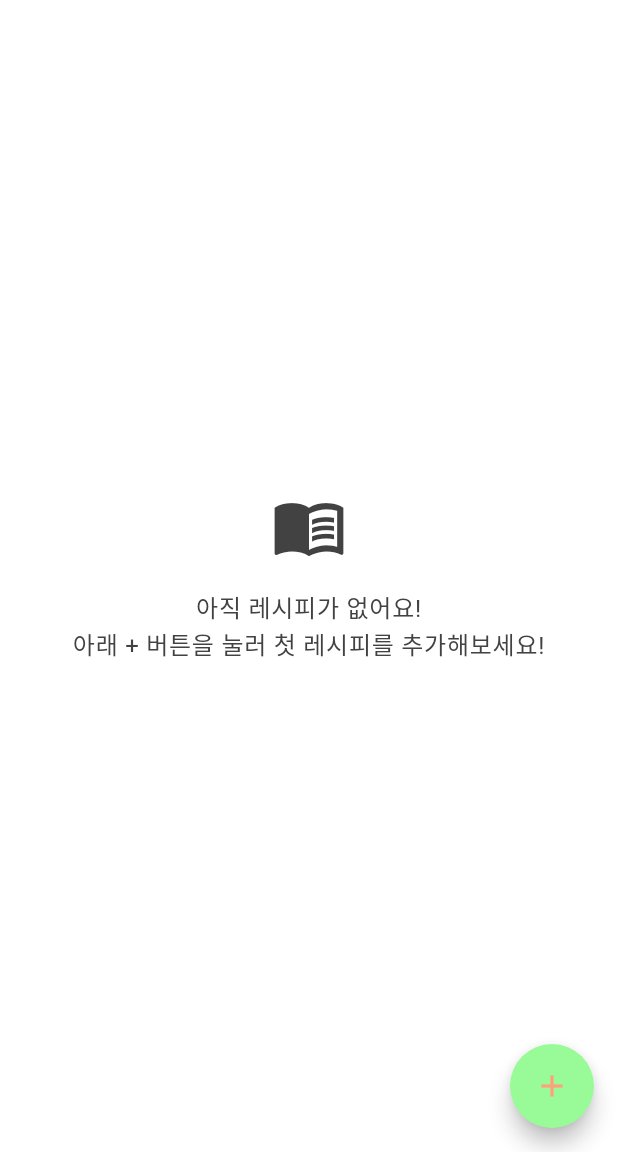
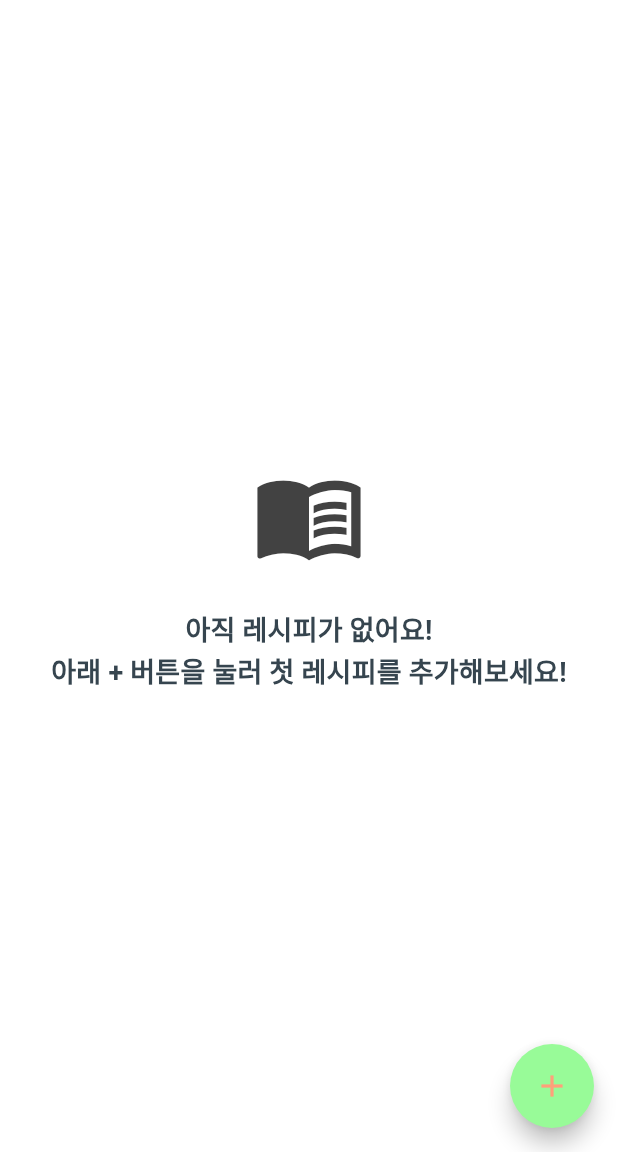
Before and after one commit to kdh4501/dr_bread_app, a Flutter app: the screen it shows once a user with an empty profile is signed in, on a phone screen of 412 x 824 dp, the part 84-1236 px from its top. Run offline on Flutter 3.47's test engine with Material 3 defaults, Android fonts, the phone set to English and light mode, and no system bars; our stand-ins replace bloc, cached_network_image, cloud_firestore, equatable, firebase_auth, firebase_core and 8 more; missing offline and left inert: firebase_app_check; accounts and stored records are empty.

Commit message:
feat 빈 상태(Empty State) 및 에러 상태(Error State) 화면 위젯 생성으로 적용

```diff
--- a/lib/features/recipe/presentation/screens/main_recipe_list_screen.dart
+++ b/lib/features/recipe/presentation/screens/main_recipe_list_screen.dart
@@ -19,6 +19,7 @@ import '../bloc/recipe_list_bloc.dart';
 import '../bloc/recipe_list_event.dart';
 import '../bloc/recipe_list_state.dart';
 import '../providers/recipe_list_provider.dart'; // RecipeListProvider 임포트
+import '../widgets/empty_error_state_widget.dart';
 import '../widgets/filter_bottom_sheet.dart';
 import '../widgets/recipe_card.dart'; // RecipeCard 위젯 임포트
 import 'add_recipe_screen.dart'; // 레시피 추가 화면 임포트
@@ -209,50 +210,38 @@ class _MainRecipeListScreenState extends State<MainRecipeListScreen> {
 
             // 에러 상태 처리
             if (state is RecipeListError) {
-              return Center(child: Text(state.errorMessage ?? '레시피를 불러오는데 실패했습니다.')); // 에러 메시지
+              return EmptyErrorStateWidget( // <-- 적용!
+                message: state.errorMessage ?? '레시피를 불러오는데 실패했습니다.',
+                icon: Icons.error_outline,
+                buttonText: '다시 시도',
+                onButtonPressed: () {
+                  context.read<RecipeListBloc>().add(FetchRecipes());
+                },
+                isError: true,
+              );
             }
 
             // 데이터 없음 상태 처리
             if (state.recipes.isEmpty) {
               // 검색어가 있는 상태에서 결과가 없으면 '검색 결과 없음' 메시지
               if (state.searchQuery.isNotEmpty || state.filterOptions != const RecipeFilterOptions()) {
-                return Center(
-                  child: Column(
-                    mainAxisAlignment: MainAxisAlignment.center,
-                    children: [
-                      Icon(Icons.search_off, size: kIconSizeLarge, color: colorScheme.onSurfaceVariant),
-                      const SizedBox(height: kSpacingMedium),
-                      Text(
-                        '검색 결과가 없거나 필터에 해당하는 레시피가 없습니다.', // 메시지 변경
-                        textAlign: TextAlign.center, // 텍스트 중앙 정렬
-                        style: textTheme.bodyLarge?.copyWith(color: colorScheme.onSurfaceVariant),
-                      ),
-                      // 필터가 적용된 상태라면 필터 초기화 버튼
-                      if (state.filterOptions != const RecipeFilterOptions())
-                        TextButton(
-                          onPressed: () {
-                            _recipeListBloc.add(ApplyFilter(const RecipeFilterOptions())); // 필터 초기화 이벤트
-                          },
-                          child: const Text('필터 초기화'),
-                        ),
-                    ],
-                  ),
+                return EmptyErrorStateWidget( // <-- 적용!
+                  message: '검색 결과가 없거나 필터에 해당하는 레시피가 없습니다.',
+                  icon: Icons.search_off,
+                  buttonText: (state.filterOptions != const RecipeFilterOptions()) ? '필터 초기화' : null,
+                  onButtonPressed: (state.filterOptions != const RecipeFilterOptions())
+                      ? () {
+                    context.read<RecipeListBloc>().add(ApplyFilter(const RecipeFilterOptions()));
+                  }
+                      : null,
                 );
               } else {
                 // 검색어도 필터도 없는 상태에서 레시피가 없으면 '아직 레시피 없음' 메시지
-                return Center(
-                  child: Column(
-                    mainAxisAlignment: MainAxisAlignment.center,
-                    children: [
-                      Icon(Icons.menu_book, size: kIconSizeLarge, color: colorScheme.onSurfaceVariant), // 아이콘 변경
-                      const SizedBox(height: kSpacingMedium),
-                      Text(
-                        '아직 레시피가 없어요!\n아래 + 버튼을 눌러 첫 레시피를 추가해보세요!', // 메시지 유지
-                        textAlign: TextAlign.center,
-                        style: textTheme.bodyLarge?.copyWith(color: colorScheme.onSurfaceVariant),
-                      ),
-                    ],
-                  ),
+                return EmptyErrorStateWidget( // <-- 적용!
+                  message: '아직 레시피가 없어요!\n아래 + 버튼을 눌러 첫 레시피를 추가해보세요!',
+                  icon: Icons.menu_book,
+                  // buttonText: '레시피 추가', // + 버튼이 있으므로 필요 없을 수 있음
+                  // onButtonPressed: () { /* FAB와 연결 */ },
                 );
               }
             }
--- a/lib/features/recipe/presentation/screens/recipe_detail_screen.dart
+++ b/lib/features/recipe/presentation/screens/recipe_detail_screen.dart
@@ -17,6 +17,7 @@ import '../bloc/recipe_action_event.dart';
 import '../bloc/recipe_action_state.dart';
 import '../bloc/recipe_detail_bloc.dart';
 import '../bloc/recipe_detail_event.dart';
+import '../widgets/empty_error_state_widget.dart';
 import 'add_recipe_screen.dart'; // AddRecipeScreen
 // TODO: 이미지 캐싱 패키지 임포트 (RecipeCard와 동일)
 import 'package:cached_network_image/cached_network_image.dart';
@@ -181,7 +182,15 @@ class _RecipeDetailScreenState extends State<RecipeDetailScreen> {
               }
               // 에러 상태 (상세 정보 로딩 에러)
               if (detailState is RecipeDetailError) {
-                return Center(child: Text(detailState.message));
+                return EmptyErrorStateWidget( // <-- 적용!
+                  message: detailState.message,
+                  icon: Icons.error_outline,
+                  buttonText: '다시 시도',
+                  onButtonPressed: () {
+                    context.read<RecipeDetailBloc>().add(GetRecipeDetail(widget.recipeId));
+                  },
+                  isError: true,
+                );
               }
               // 상세 정보 로딩 완료
               if (detailState is RecipeDetailLoaded) {
@@ -287,7 +296,12 @@ class _RecipeDetailScreenState extends State<RecipeDetailScreen> {
                 );
               }
               // 초기 상태 또는 알 수 없는 상태 (레시피를 찾을 수 없음)
-              return const Center(child: Text('레시피를 찾을 수 없습니다.'));
+              return EmptyErrorStateWidget( // <-- 적용!
+                message: '레시피를 찾을 수 없습니다.',
+                icon: Icons.search_off, // 또는 Icons.menu_book
+                // buttonText: '목록으로 돌아가기',
+                // onButtonPressed: () { Navigator.pop(context); },
+              );
             },
           );
         },
--- /dev/null
+++ b/lib/features/recipe/presentation/widgets/empty_error_state_widget.dart
@@ -0,0 +1,64 @@
+// lib/features/recipe/presentation/widgets/empty_error_state_widget.dart
+import 'package:flutter/material.dart';
+import '../../../../core/constants/app_constants.dart'; // 상수 임포트
+
+class EmptyErrorStateWidget extends StatelessWidget {
+  final String message;
+  final IconData icon;
+  final String? buttonText;
+  final VoidCallback? onButtonPressed;
+  final bool isError;
+
+  const EmptyErrorStateWidget({
+    Key? key,
+    required this.message,
+    required this.icon,
+    this.buttonText,
+    this.onButtonPressed,
+    this.isError = false, // 에러 상태인지 여부
+  }) : super(key: key);
+
+  @override
+  Widget build(BuildContext context) {
+    final theme = Theme.of(context);
+    final colorScheme = theme.colorScheme;
+    final textTheme = theme.textTheme;
+
+    return Center(
+      child: SingleChildScrollView( // 내용이 길어질 경우 스크롤 가능 (오버플로우가 발생 방지)
+        padding: const EdgeInsets.all(kDefaultPadding * 2), // 패딩 더 넓게
+        child: Column(
+          mainAxisAlignment: MainAxisAlignment.center,
+          crossAxisAlignment: CrossAxisAlignment.center,
+          children: [
+            Icon(
+              icon,
+              size: kIconSizeLarge * 1.5, // 더 큰 아이콘
+              color: isError ? colorScheme.error : colorScheme.onSurfaceVariant, // 에러면 에러 색상, 아니면 보조 색상
+            ),
+            const SizedBox(height: kSpacingLarge),
+            Text(
+              message,
+              textAlign: TextAlign.center,
+              style: textTheme.titleMedium?.copyWith(
+                color: isError ? colorScheme.error : colorScheme.onSurface, // 에러면 에러 색상, 아니면 기본 텍스트 색상
+              ),
+            ),
+            if (buttonText != null && onButtonPressed != null)
+              Padding(
+                padding: const EdgeInsets.only(top: kSpacingLarge),
+                child: ElevatedButton(
+                  onPressed: onButtonPressed,
+                  child: Text(buttonText!),
+                  style: ElevatedButton.styleFrom(
+                    backgroundColor: isError ? colorScheme.error : colorScheme.primary, // 에러면 에러 색상, 아니면 메인 색상
+                    foregroundColor: isError ? colorScheme.onError : colorScheme.onPrimary,
+                  ),
+                ),
+              ),
+          ],
+        ),
+      ),
+    );
+  }
+}
```
